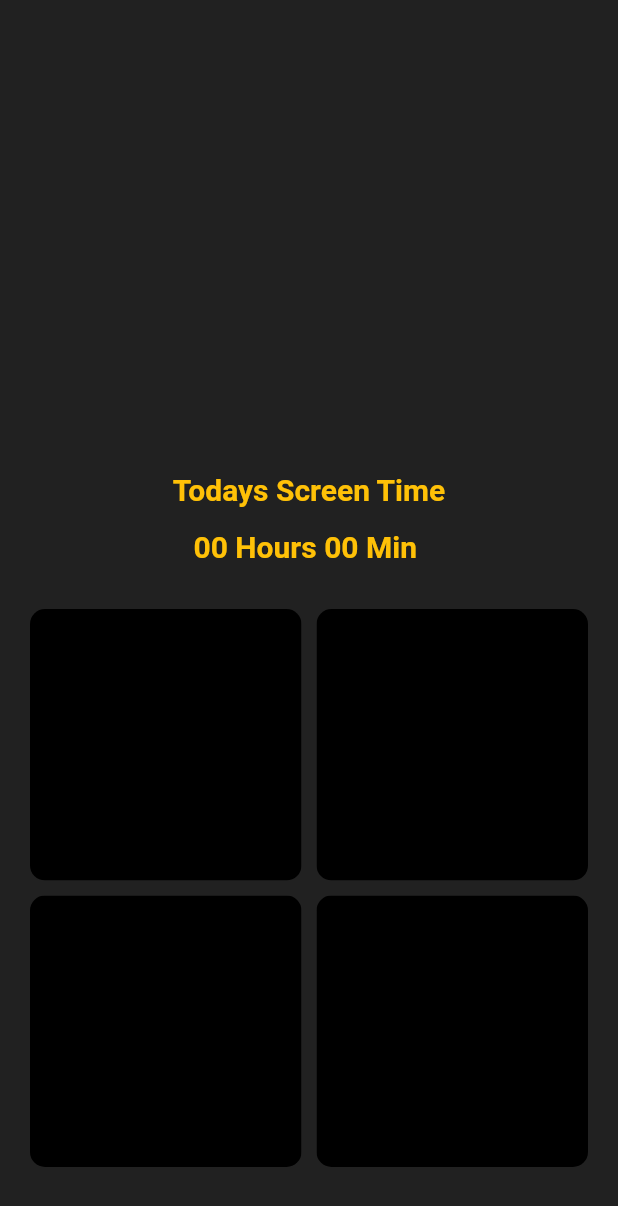
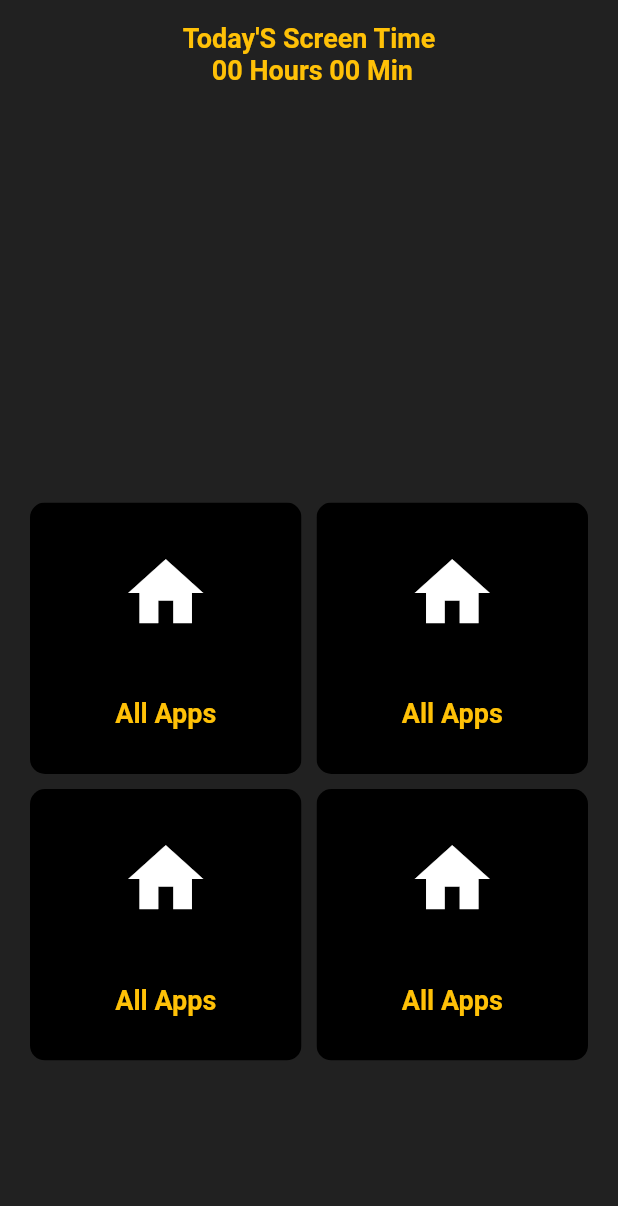
Before and after one commit to Oauth-Celestial/TimeTracker, a Flutter app: the screen it shows after launch, on a phone screen of 412 x 824 dp. Shown: the top 1206 px of the screen. Run offline on Flutter 3.47's test engine with Material 2 defaults, Android fonts, the phone set to English and light mode, and no system bars; drawn by our look-alikes of fl_chart; our stand-ins replace flutter_animate, sqflite, syncfusion_flutter_charts; missing offline and left inert: app_usage, device_apps, flutter_background_service; accounts and stored records are empty.

Commit message:
Replaced pie chart with dougnut chart

```diff
--- a/lib/Controller/InstalledAppController.dart
+++ b/lib/Controller/InstalledAppController.dart
@@ -1,8 +1,8 @@
 import 'package:app_usage/app_usage.dart';
 import 'package:device_apps/device_apps.dart';
-import 'package:flutter/foundation.dart';
 import 'package:flutter/material.dart';
-import 'package:open_settings/open_settings.dart';
+import 'package:timetracker/Model/CardDataModel.dart';
+import 'package:timetracker/Model/DoughnutDataModel%20.dart';
 import 'package:timetracker/Model/InstalledAppModel.dart';
 import 'package:timetracker/Model/PieDataModel.dart';
 import 'package:timetracker/Services/DataBaseHelper.dart';
@@ -14,10 +14,23 @@ class InstalledAppController with ChangeNotifier {
   List<appData> data = [];
   List<PieChartDataModel> pieData = [];
   int totalScreenTime = 0;
+  List<DoughnutData> graphData = [];
+  List<CardDataModel> cardData = [
+    CardDataModel(
+        icon: Icon(
+          Icons.home,
+          size: 60,
+        ),
+        title: "All Apps"),
+    CardDataModel(icon: Icon(Icons.home, size: 60), title: "All Apps"),
+    CardDataModel(icon: Icon(Icons.home, size: 60), title: "All Apps"),
+    CardDataModel(icon: Icon(Icons.home, size: 60), title: "All Apps")
+  ];
 
   getAllApps() async {
     userInstalledApps.clear();
     pieData.clear();
+    graphData.clear();
     totalScreenTime = 0;
     hasLoaded = false;
     totalScreenTime = 0;
@@ -49,8 +62,10 @@ class InstalledAppController with ChangeNotifier {
           //     value: (app as ApplicationWithIcon).icon));
           pieData.add(PieChartDataModel(
               title: "",
-              value: appinfo.usage.inSeconds.toDouble,
+              timeSpent: appinfo.usage.inSeconds.toDouble(),
               bytes: (app as ApplicationWithIcon).icon));
+          graphData.add(DoughnutData(
+              appinfo.appName, appinfo.usage.inSeconds.toDouble()));
           totalScreenTime += appinfo.usage.inSeconds;
         }
       }
--- /dev/null
+++ b/lib/Model/CardDataModel.dart
@@ -0,0 +1,8 @@
+import 'package:flutter/material.dart';
+
+class CardDataModel {
+  Widget? icon;
+  String? title;
+
+  CardDataModel({required this.icon, required this.title});
+}
--- /dev/null
+++ b/lib/Model/DoughnutDataModel .dart
@@ -0,0 +1,6 @@
+class DoughnutData {
+  DoughnutData(this.x, this.y);
+
+  final String x;
+  final double y;
+}
--- a/lib/Model/PieDataModel.dart
+++ b/lib/Model/PieDataModel.dart
@@ -3,8 +3,9 @@ import 'package:flutter/foundation.dart';
 
 class PieChartDataModel {
   String? title;
-  double? value;
+  double? timeSpent;
   Uint8List? bytes;
 
-  PieChartDataModel({required this.title, required value, required this.bytes});
+  PieChartDataModel(
+      {required this.title, required this.timeSpent, required this.bytes});
 }
--- a/lib/Screens/DashBoard/Dashboard.dart
+++ b/lib/Screens/DashBoard/Dashboard.dart
@@ -1,9 +1,9 @@
 import 'package:fl_chart/fl_chart.dart';
 import 'package:flutter/material.dart';
-import 'package:flutter/src/widgets/container.dart';
-import 'package:flutter/src/widgets/framework.dart';
 import 'package:provider/provider.dart';
+import 'package:syncfusion_flutter_charts/charts.dart';
 import 'package:timetracker/Controller/InstalledAppController.dart';
+import 'package:timetracker/Model/DoughnutDataModel%20.dart';
 import 'package:timetracker/Model/PieDataModel.dart';
 import 'package:timetracker/Services/ColorHelper.dart';
 import 'package:timetracker/Services/DateHelper.dart';
@@ -30,6 +30,8 @@ class _DashBoardPageState extends State<DashBoardPage> {
         child: Container(
           child: Consumer<InstalledAppController>(
               builder: (context, value, child) {
+            String timeSpend = DateHelper.instance
+                .getFormattedTimeFromSeconds(value.totalScreenTime);
             List<PieChartDataModel> data = value.pieData;
             if (value.hasLoaded) {
               return ListView(
@@ -37,84 +39,108 @@ class _DashBoardPageState extends State<DashBoardPage> {
                   SizedBox(
                     height: 5,
                   ),
-                  Stack(
-                    children: [
-                      Container(
-                        height: 300,
-                      ),
-                      Positioned.fill(
-                        child: Align(
-                          alignment: Alignment.center,
-                          child: Container(
-                            height: 200,
-                            child: PieChart(
-                              PieChartData(
-                                borderData: FlBorderData(show: false),
-                                pieTouchData: PieTouchData(
-                                  touchCallback: (p0, p1) {},
-                                ),
-                                sections: [
-                                  for (int i = 0; i < data.length; i++) ...[
-                                    PieChartSectionData(
-                                      color: getRandomColor(),
-                                      value: data[i].value,
-                                      radius: 80,
-                                      titleStyle: TextStyle(
-                                        fontSize: 10,
-                                        fontWeight: FontWeight.bold,
-                                        color: const Color(0xffffffff),
-                                        shadows: [
-                                          Shadow(
-                                              color: Colors.black,
-                                              blurRadius: 2)
-                                        ],
-                                      ),
-                                      badgeWidget: ClipOval(
-                                        child: Image.memory(
-                                          data[i].bytes!,
-                                          width: 30,
-                                          height: 30,
-                                        ),
-                                      ),
-                                      badgePositionPercentageOffset: 1.3,
-                                    ),
-                                  ]
-                                ],
-                              ),
+                  // Stack(
+                  //   children: [
+                  //     Container(
+                  //       height: 300,
+                  //     ),
+                  //     Positioned.fill(
+                  //       child: Align(
+                  //         alignment: Alignment.center,
+                  //         child: Container(
+                  //           height: 200,
+                  //           child: PieChart(
+                  //             PieChartData(
+                  //               borderData: FlBorderData(show: false),
+                  //               pieTouchData: PieTouchData(
+                  //                 touchCallback: (p0, p1) {},
+                  //               ),
+                  //               sections: [
+                  //                 for (int i = 0; i < data.length; i++) ...[
+                  //                   PieChartSectionData(
+
+                  //                     color: getRandomColor(),
+                  //                     value: data[i].timeSpent,
+                  //                     title: data[i].timeSpent.toString(),
+                  //                     radius: 80,
+                  //                     titleStyle: TextStyle(
+                  //                       fontSize: 10,
+                  //                       fontWeight: FontWeight.bold,
+                  //                       color: const Color(0xffffffff),
+                  //                       shadows: [
+                  //                         Shadow(
+                  //                             color: Colors.black,
+                  //                             blurRadius: 2)
+                  //                       ],
+                  //                     ),
+                  //                     badgeWidget: ClipOval(
+                  //                       child: Image.memory(
+                  //                         data[i].bytes!,
+                  //                         width: 30,
+                  //                         height: 30,
+                  //                       ),
+                  //                     ),
+                  //                     badgePositionPercentageOffset: 1.3,
+                  //                   ),
+                  //                 ]
+                  //               ],
+                  //             ),
+                  //           ),
+                  //         ),
+                  //       ),
+                  //     ),
+                  //   ],
+                  // ),
+                  Container(
+                    height: 300,
+                    child: Stack(
+                      children: [
+                        SfCircularChart(
+                            onChartTouchInteractionDown: (tapArgs) {
+                              print("Chart Pressed");
+                            },
+                            title: ChartTitle(
+                              text: "Today'S Screen Time \n ${timeSpend}",
+                              textStyle: TextStyle(
+                                  color: Colors.amber,
+                                  fontWeight: FontWeight.bold,
+                                  fontSize: 18),
                             ),
-                          ),
-                        ),
-                      ),
-                    ],
+                            // legend: Legend(
+                            //     textStyle: TextStyle(
+                            //         color: Colors.amber,
+                            //         fontWeight: FontWeight.bold,
+                            //         fontSize: 12),
+                            //     isVisible: true,
+                            //     isResponsive: true,
+                            //     overflowMode: LegendItemOverflowMode.scroll),
+                            series: <CircularSeries>[
+                              DoughnutSeries<DoughnutData, String>(
+                                  pointColorMapper: (datum, index) =>
+                                      getRandomColor(),
+
+                                  // dataLabelSettings: DataLabelSettings(
+                                  //     isVisible: true,
+                                  //     overflowMode: OverflowMode.shift),
+
+                                  enableTooltip: true,
+                                  dataSource: value.graphData,
+                                  xValueMapper: (DoughnutData data, _) =>
+                                      data.x,
+                                  yValueMapper: (DoughnutData data, _) =>
+                                      data.y,
+
+                                  // Radius of doughnut's inner circle
+
+                                  innerRadius: '90%')
+                            ]),
+                      ],
+                    ),
                   ),
                   SizedBox(
                     height: 10,
                   ),
-                  Container(
-                      alignment: Alignment.center,
-                      child: Text(
-                        "Todays Screen Time",
-                        style: TextStyle(
-                            color: Colors.amber,
-                            fontWeight: FontWeight.bold,
-                            fontSize: 20),
-                      )),
-                  SizedBox(
-                    height: 15,
-                  ),
-                  Container(
-                      alignment: Alignment.center,
-                      child: Text(
-                        DateHelper.instance
-                            .getFormattedTimeFromSeconds(value.totalScreenTime),
-                        style: TextStyle(
-                            color: Colors.amber,
-                            fontWeight: FontWeight.bold,
-                            fontSize: 20),
-                      )),
-                  SizedBox(
-                    height: 10,
-                  ),
+
                   Container(
                     child: Padding(
                       padding: const EdgeInsets.all(20.0),
@@ -125,12 +151,30 @@ class _DashBoardPageState extends State<DashBoardPage> {
                           physics: NeverScrollableScrollPhysics(),
                           shrinkWrap: true,
                           children: List.generate(
-                            4,
+                            value.cardData.length,
                             (index) {
                               return ClipRRect(
                                 borderRadius: BorderRadius.circular(10),
                                 child: Container(
                                   color: Colors.black,
+                                  child: Column(
+                                    mainAxisAlignment: MainAxisAlignment.center,
+                                    crossAxisAlignment:
+                                        CrossAxisAlignment.center,
+                                    children: [
+                                      value.cardData[index].icon ?? Container(),
+                                      SizedBox(
+                                        height: 40,
+                                      ),
+                                      Text(
+                                        value.cardData[index].title ?? "",
+                                        style: TextStyle(
+                                            color: Colors.amber,
+                                            fontWeight: FontWeight.bold,
+                                            fontSize: 18),
+                                      )
+                                    ],
+                                  ),
                                 ),
                               );
                             },
@@ -153,3 +197,5 @@ class _DashBoardPageState extends State<DashBoardPage> {
     );
   }
 }
+
+// chart_components: ^1.0.1
--- a/pubspec.yaml
+++ b/pubspec.yaml
@@ -49,6 +49,8 @@ dependencies:
   # fluid_bottom_nav_bar: ^1.4.0
   lottie: ^2.2.0
   fl_chart: ^0.60.0
+  syncfusion_flutter_charts: ^20.4.50
+  # chart_components: ^1.0.1
 
 
 
```
Also changed, not shown: pubspec.lock.
